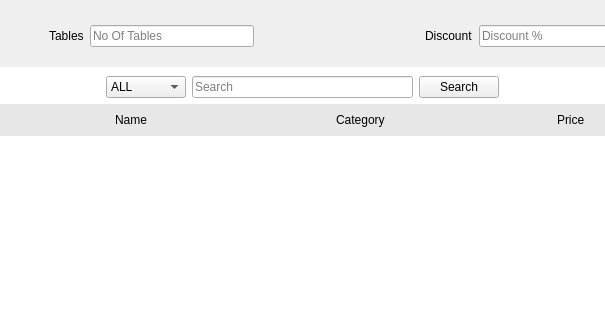
Above: ui/menu/adminwidget.ui from Anmol-A-jain/Dyner before the change; both pictures show x 135 to 740 and y 0 to 320 of the 1048 by 721 pixel window. Below: the same form after it.
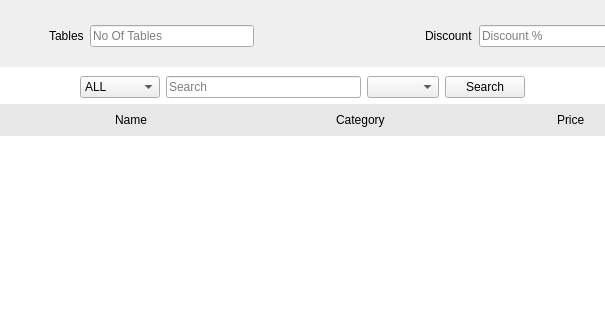
That is the form after the change.

What changed in the file:
```diff
--- a/ui/menu/adminwidget.ui
+++ b/ui/menu/adminwidget.ui
@@ -183,6 +183,9 @@
             </property>
            </widget>
           </item>
+          <item>
+           <widget class="QComboBox" name="categoryList"/>
+          </item>
           <item>
            <widget class="QPushButton" name="SearchButton">
             <property name="text">
```
